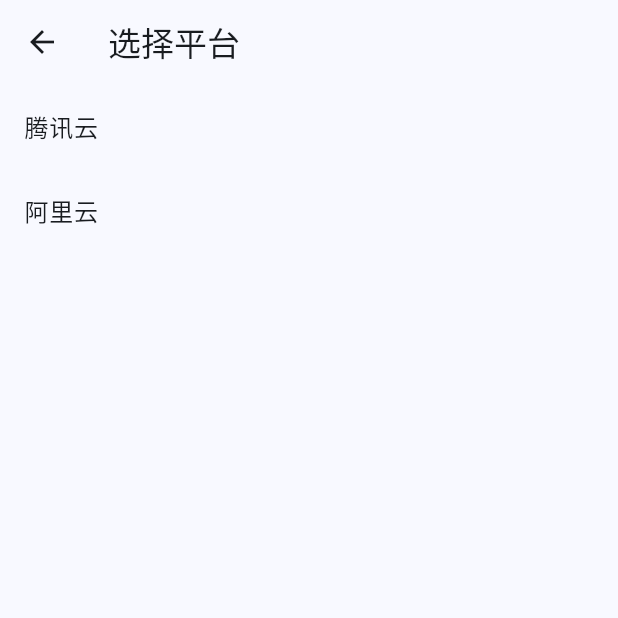
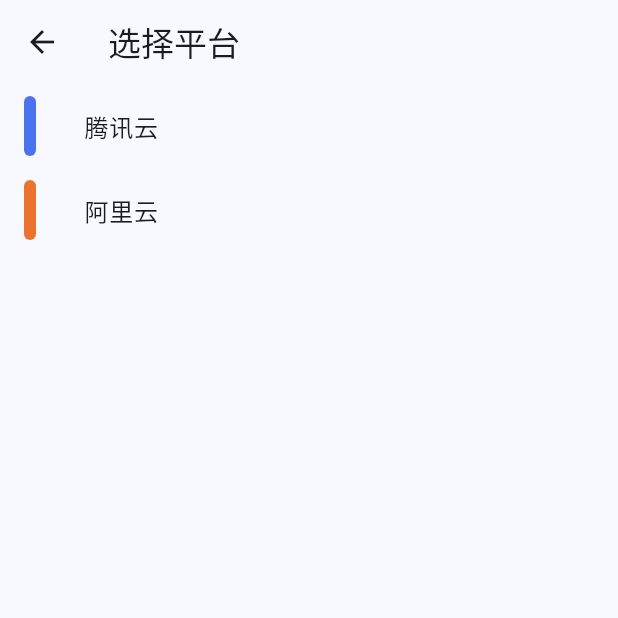
Before and after one commit to walkingon/KyrieCloudHub, a Flutter app: the screen it shows after launch, after a tap on "去选择平台", on a phone screen of 412 x 824 dp, the top half of it. Run offline on Flutter 3.47's test engine with Material 3 defaults, Android fonts, the phone set to English and light mode, and no system bars; our stand-ins replace dio, file_picker, shared_preferences.

Commit message:
界面主题色优化

```diff
--- a/lib/models/platform_type.dart
+++ b/lib/models/platform_type.dart
@@ -1,3 +1,5 @@
+import 'package:flutter/material.dart';
+
 enum PlatformType {
   tencentCloud,
   aliCloud,
@@ -22,6 +24,15 @@ extension PlatformTypeExtension on PlatformType {
     }
   }
 
+  Color get color {
+    switch (this) {
+      case PlatformType.tencentCloud:
+        return const Color.fromRGBO(75, 115, 238, 1);
+      case PlatformType.aliCloud:
+        return const Color.fromRGBO(236, 115, 46, 1);
+    }
+  }
+
   static PlatformType fromValue(String value) {
     switch (value) {
       case 'tencent_cloud':
--- a/lib/screens/bucket_objects_screen.dart
+++ b/lib/screens/bucket_objects_screen.dart
@@ -194,6 +194,8 @@ class _BucketObjectsScreenState extends State<BucketObjectsScreen> {
     return Scaffold(
       appBar: AppBar(
         title: _buildTitle(),
+        backgroundColor: widget.platform.color,
+        foregroundColor: Colors.white,
         actions: [
           if (!_isSelectionMode) _buildViewModeToggle(),
           ..._buildSelectionActions(),
--- a/lib/screens/main_screen.dart
+++ b/lib/screens/main_screen.dart
@@ -148,6 +148,8 @@ class _MainScreenState extends State<MainScreen> {
       appBar: AppBar(
         title: Text(_currentPlatform?.displayName ?? ''),
         centerTitle: true,
+        backgroundColor: _currentPlatform?.color,
+        foregroundColor: Colors.white,
         actions: [
           if (_currentPlatform != null) _buildViewModeToggle(),
         ],
--- a/lib/screens/platform_selection_screen.dart
+++ b/lib/screens/platform_selection_screen.dart
@@ -45,6 +45,14 @@ class _PlatformSelectionScreenState extends State<PlatformSelectionScreen> {
         children: PlatformType.values.map((platform) {
           final isLoggedIn = _loginStatus[platform] ?? false;
           return ListTile(
+            leading: Container(
+              width: 8,
+              height: 40,
+              decoration: BoxDecoration(
+                color: platform.color,
+                borderRadius: BorderRadius.circular(4),
+              ),
+            ),
             title: Text(platform.displayName),
             trailing: Row(
               mainAxisSize: MainAxisSize.min,
```
